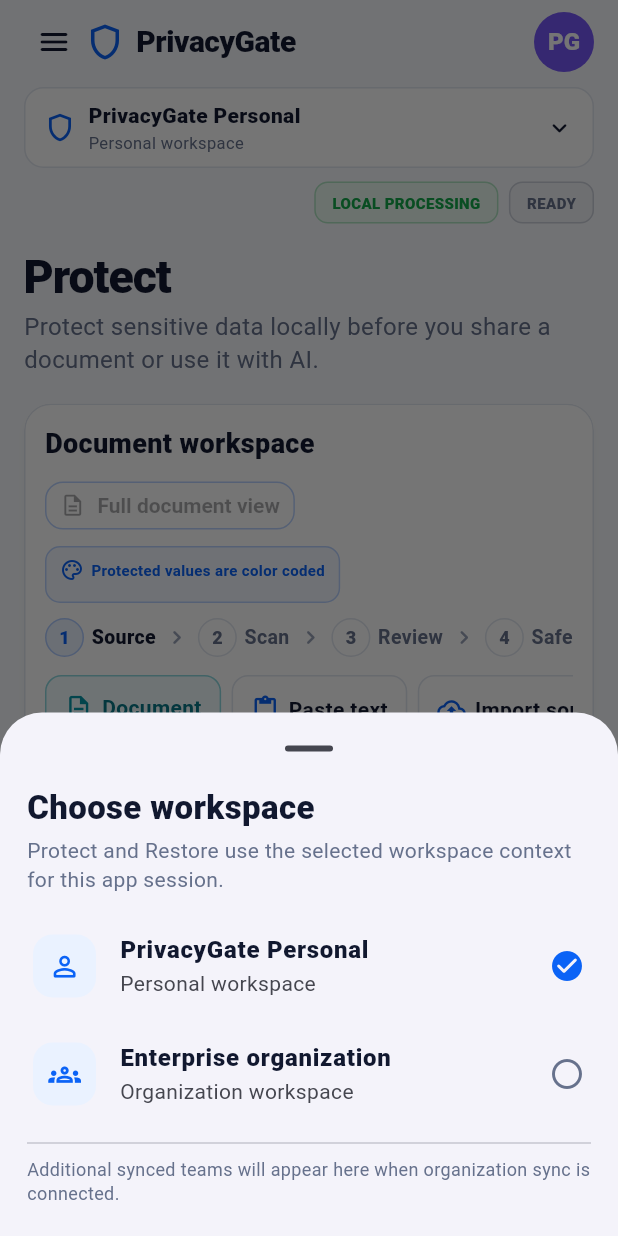
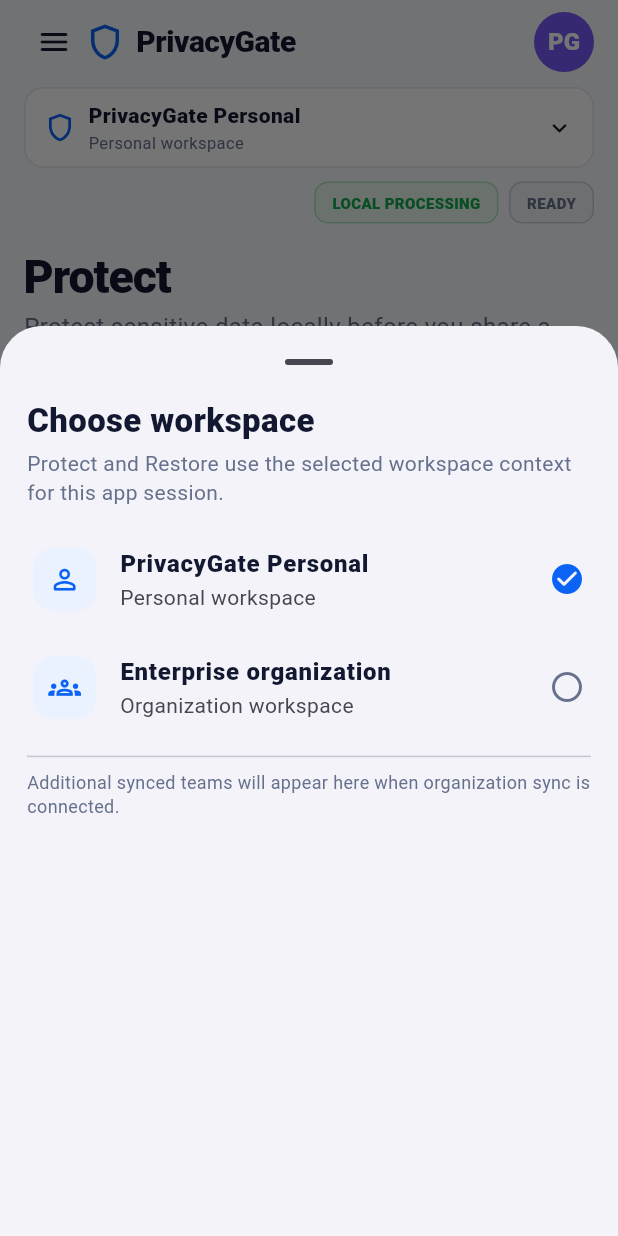
Before and after one commit to patpet21/privacygate-mobile, a Flutter app: the screen it shows after launch, after a tap on "Protect", after a tap on "PrivacyGate Personal", on a phone screen of 412 x 824 dp. Run offline on Flutter 3.47's test engine with Material 3 defaults, Android fonts, the phone set to English and light mode, and no system bars.

Commit message:
fix: make workspace selector sheet scroll-safe

```diff
--- a/lib/app/workspace_header.dart
+++ b/lib/app/workspace_header.dart
@@ -43,15 +43,17 @@
   Future<void> _chooseWorkspace() async {
     final selected = await showModalBottomSheet<String>(
       context: context,
+      isScrollControlled: true,
       showDragHandle: true,
       builder: (sheetContext) {
         final current = _workspace.activeWorkspace;
         return SafeArea(
           top: false,
-          child: Padding(
+          child: FractionallySizedBox(
+            heightFactor: 0.72,
+            child: SingleChildScrollView(
               padding: const EdgeInsets.fromLTRB(18, 0, 18, 20),
               child: Column(
-              mainAxisSize: MainAxisSize.min,
                 crossAxisAlignment: CrossAxisAlignment.stretch,
                 children: [
                   const Text(
@@ -96,7 +98,8 @@
                             ? PgColors.blue
                             : PgColors.textSecondary,
                       ),
-                    onTap: () => Navigator.of(sheetContext).pop(workspace.id),
+                      onTap: () =>
+                          Navigator.of(sheetContext).pop(workspace.id),
                     ),
                   const Divider(height: 20),
                   const Text(
@@ -108,6 +111,7 @@
                     ),
                   ),
                 ],
+              ),
             ),
           ),
         );
```
Lines whose indentation alone changed are shown as unchanged.
